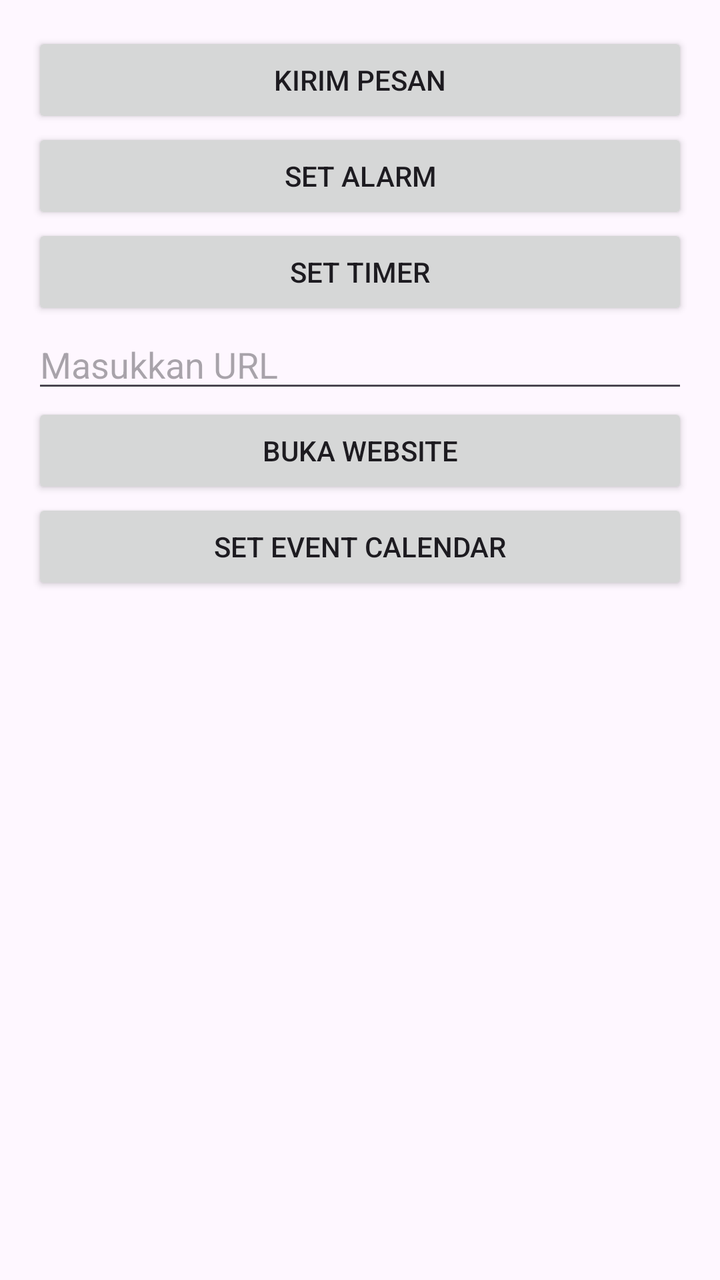
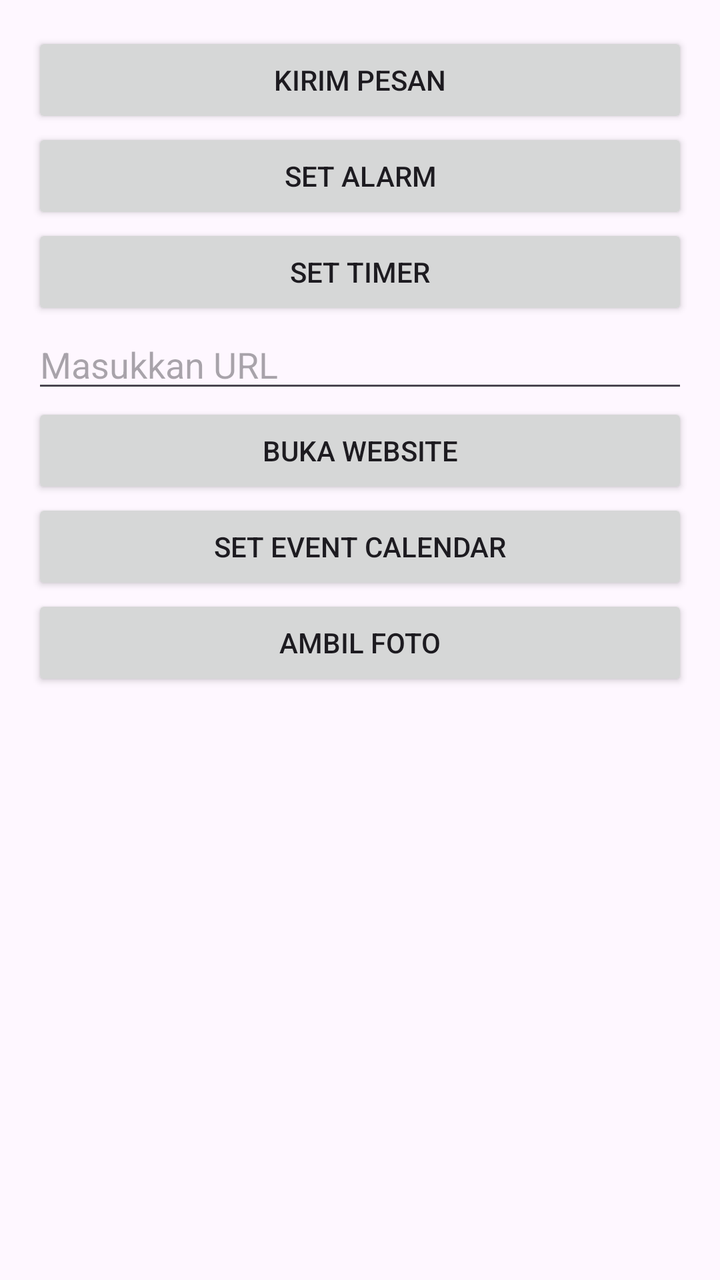

Two renders of the same Android screen: before a commit and after it. Below are the layout's source before the change and the commit's diff.
<!-- AndroidManifest.xml: application theme Theme.ImplicitIntent -->
<!-- res/layout/activity_main.xml -->
<?xml version="1.0" encoding="utf-8"?>
<LinearLayout xmlns:android="http://schemas.android.com/apk/res/android"
    xmlns:tools="http://schemas.android.com/tools"
    android:id="@+id/main"
    android:layout_width="match_parent"
    android:layout_height="match_parent"
    android:orientation="vertical"
    android:padding="16dp"
    tools:context=".MainActivity">

    <Button
        android:id="@+id/btnKirimPesan"
        android:layout_width="match_parent"
        android:layout_height="wrap_content"
        android:text="Kirim Pesan" />

    <Button
        android:id="@+id/btnSetAlarm"
        android:layout_width="match_parent"
        android:layout_height="wrap_content"
        android:text="Set Alarm" />

    <Button
        android:id="@+id/btnSetTimer"
        android:layout_width="match_parent"
        android:layout_height="wrap_content"
        android:text="Set Timer" />

    <EditText
        android:id="@+id/etURL"
        android:layout_width="match_parent"
        android:layout_height="wrap_content"
        android:hint="Masukkan URL" />

    <Button
        android:id="@+id/btnOpenURL"
        android:layout_width="match_parent"
        android:layout_height="wrap_content"
        android:text="Buka Website" />

    <Button
        android:id="@+id/btnSetEvent"
        android:layout_width="match_parent"
        android:layout_height="wrap_content"
        android:text="Set Event Calendar" />

</LinearLayout>
<!-- resources referenced by this layout -->
<resources>
  <style name="Theme.ImplicitIntent" parent="Base.Theme.ImplicitIntent" />
  <style name="Base.Theme.ImplicitIntent" parent="Theme.Material3.DayNight.NoActionBar">
          
          
      </style>
</resources>

<!-- the commit's change to res/layout/activity_main.xml (unified diff, before → after) -->
@@ -44,4 +44,17 @@
         android:layout_height="wrap_content"
         android:text="Set Event Calendar" />
 
+    <Button
+        android:id="@+id/btnGetPhoto"
+        android:layout_width="match_parent"
+        android:layout_height="wrap_content"
+        android:text="Ambil Foto" />
+
+    <ImageView
+        android:id="@+id/ivHasil"
+        android:layout_width="match_parent"
+        android:layout_height="200dp"
+        android:adjustViewBounds="true"
+        android:scaleType="centerInside" />
+
 </LinearLayout>
